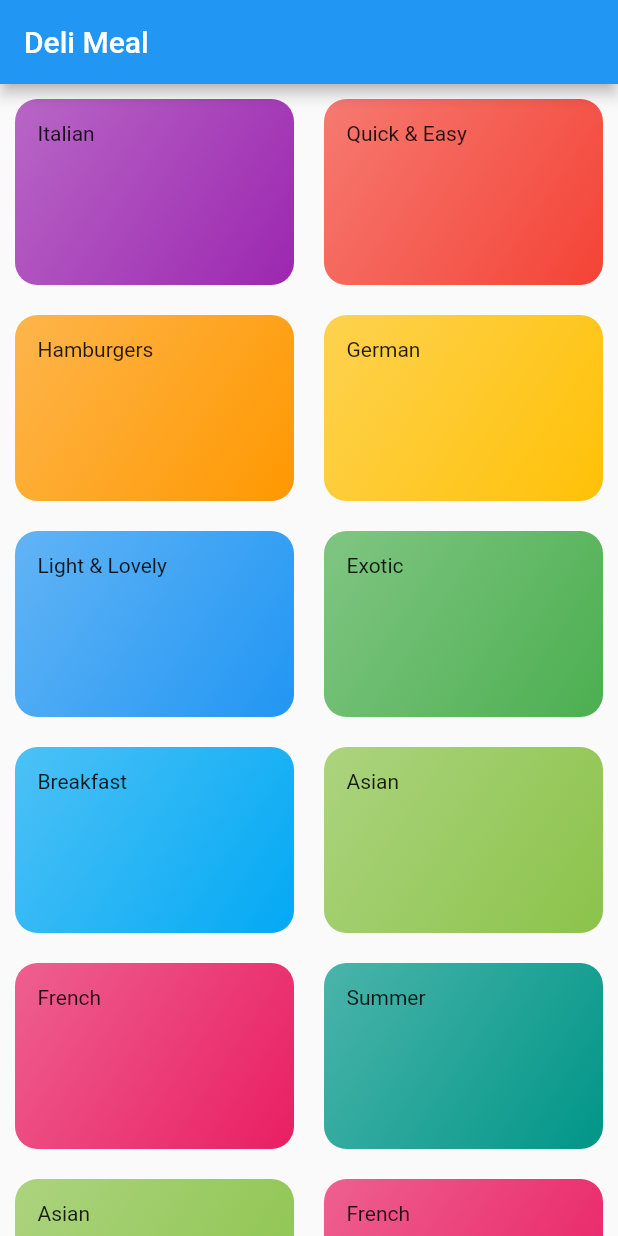
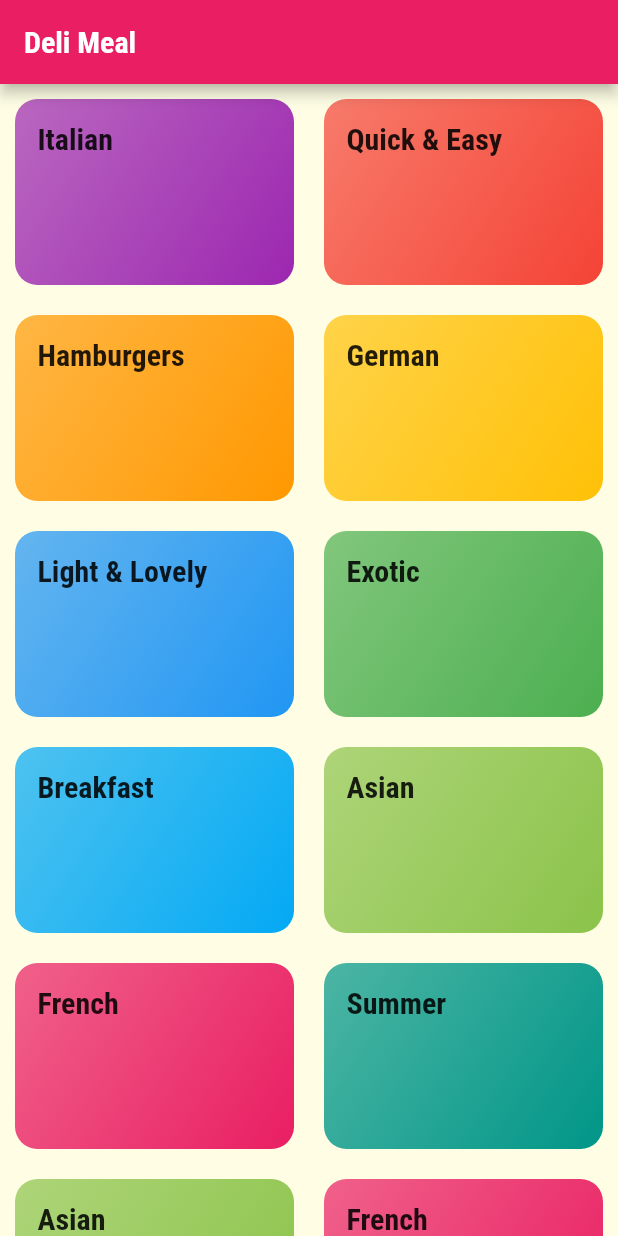
Before and after one commit to YogeshRajgure/Meals-App, a Flutter app: the screen it shows after launch, on a phone screen of 412 x 824 dp. Run offline on Flutter 3.47's test engine with Material 2 defaults, Android fonts, the phone set to English and light mode, and no system bars.

Commit message:
added new fonts

```diff
--- a/lib/category_item.dart
+++ b/lib/category_item.dart
@@ -13,7 +13,6 @@
   Widget build(BuildContext context) {
     return Container(
       padding: const EdgeInsets.all(15),
-      child: Text(title),
       decoration: BoxDecoration(
         gradient: LinearGradient(
           colors: [
@@ -25,6 +24,10 @@
         ),
         borderRadius: BorderRadius.circular(15),
       ),
+      child: Text(
+        title,
+        style: Theme.of(context).textTheme.titleLarge,
+      ),
     );
   }
 }
--- a/lib/main.dart
+++ b/lib/main.dart
@@ -15,7 +15,23 @@
     return MaterialApp(
       title: 'Deli Meals',
       theme: ThemeData(
-        primarySwatch: Colors.blue,
+        primarySwatch: Colors.pink,
+        accentColor: Colors.amber,
+        canvasColor: const Color.fromRGBO(255, 254, 229, 1),
+        fontFamily: 'Raleway',
+        textTheme: ThemeData.light().textTheme.copyWith(
+              bodyLarge: const TextStyle(
+                color: Color.fromRGBO(20, 51, 51, 1),
+              ),
+              bodyMedium: const TextStyle(
+                color: Color.fromRGBO(20, 51, 51, 1),
+              ),
+              titleLarge: const TextStyle(
+                fontSize: 20,
+                fontFamily: 'RobotoCondensed',
+                fontWeight: FontWeight.bold,
+              ),
+            ),
       ),
       home: const CategoriesScreen(), //const MyHomePage(title: 'Deli Meals'),
     );
```
Also changed, not shown: pubspec.yaml (+18 -6 lines), assets/fonts/Raleway-Black.ttf (added), assets/fonts/Raleway-Bold.ttf (added), assets/fonts/Raleway-Regular.ttf (added), assets/fonts/RobotoCondensed-Bold.ttf (added), assets/fonts/RobotoCondensed-Italic.ttf (added), assets/fonts/RobotoCondensed-Light.ttf (added), assets/fonts/RobotoCondensed-Regular.ttf (added).
